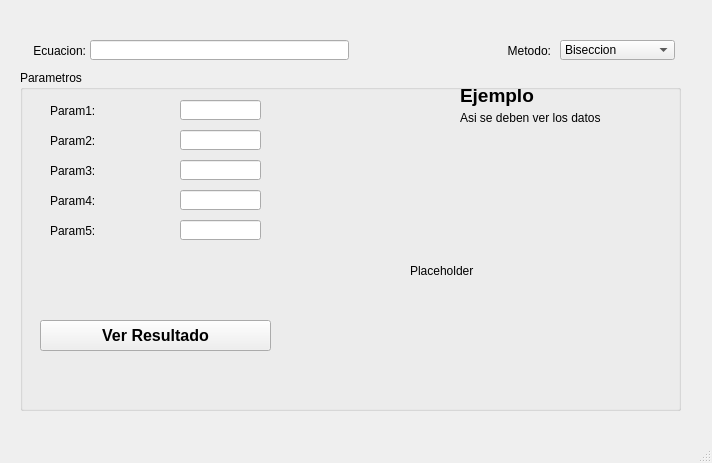
jimmybanegas/ProyectoMetodosNumericos, file ProyectoMetodosNumericos/Ventanas/Input.ui: the form before one commit.
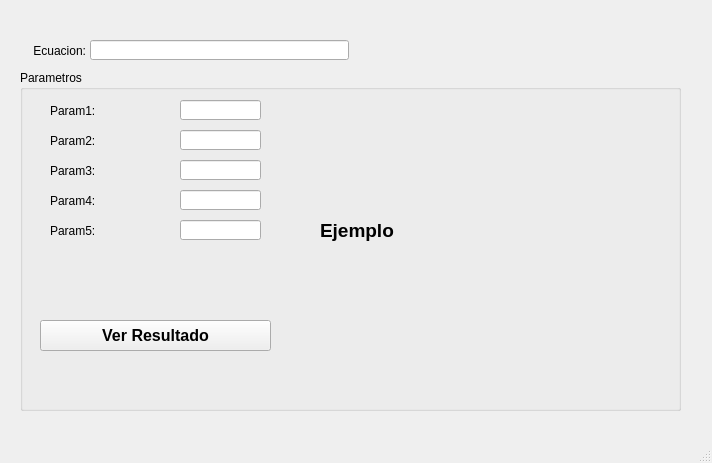
The form after the commit.

Commit message: Actualizacion de la ventana loging con parametros de envio y la pantalla input

Patch:
```diff
--- a/ProyectoMetodosNumericos/Ventanas/Input.ui
+++ b/ProyectoMetodosNumericos/Ventanas/Input.ui
@@ -24,46 +24,6 @@
      </rect>
     </property>
    </widget>
-   <widget class="QComboBox" name="cboMethod">
-    <property name="geometry">
-     <rect>
-      <x>560</x>
-      <y>40</y>
-      <width>115</width>
-      <height>20</height>
-     </rect>
-    </property>
-    <item>
-     <property name="text">
-      <string>Biseccion</string>
-     </property>
-    </item>
-    <item>
-     <property name="text">
-      <string>Iteracion de punto fijo</string>
-     </property>
-    </item>
-    <item>
-     <property name="text">
-      <string>Newton</string>
-     </property>
-    </item>
-    <item>
-     <property name="text">
-      <string>Secante</string>
-     </property>
-    </item>
-    <item>
-     <property name="text">
-      <string>Posicion Falsa</string>
-     </property>
-    </item>
-    <item>
-     <property name="text">
-      <string>Muller</string>
-     </property>
-    </item>
-   </widget>
    <widget class="QLabel" name="label">
     <property name="geometry">
      <rect>
@@ -80,22 +40,6 @@
      <set>Qt::AlignRight|Qt::AlignTrailing|Qt::AlignVCenter</set>
     </property>
    </widget>
-   <widget class="QLabel" name="label_2">
-    <property name="geometry">
-     <rect>
-      <x>490</x>
-      <y>40</y>
-      <width>61</width>
-      <height>21</height>
-     </rect>
-    </property>
-    <property name="text">
-     <string>Metodo:</string>
-    </property>
-    <property name="alignment">
-     <set>Qt::AlignRight|Qt::AlignTrailing|Qt::AlignVCenter</set>
-    </property>
-   </widget>
    <widget class="QGroupBox" name="groupParameters">
     <property name="geometry">
      <rect>
@@ -246,10 +190,10 @@
     <widget class="QLabel" name="lbEjemplo">
      <property name="geometry">
       <rect>
-       <x>440</x>
+       <x>300</x>
        <y>10</y>
-       <width>91</width>
-       <height>31</height>
+       <width>321</width>
+       <height>301</height>
       </rect>
      </property>
      <property name="font">
@@ -263,32 +207,6 @@
       <string>Ejemplo</string>
      </property>
     </widget>
-    <widget class="QLabel" name="label_3">
-     <property name="geometry">
-      <rect>
-       <x>440</x>
-       <y>40</y>
-       <width>201</width>
-       <height>16</height>
-      </rect>
-     </property>
-     <property name="text">
-      <string>Asi se deben ver los datos</string>
-     </property>
-    </widget>
-    <widget class="QLabel" name="label_4">
-     <property name="geometry">
-      <rect>
-       <x>390</x>
-       <y>80</y>
-       <width>251</width>
-       <height>241</height>
-      </rect>
-     </property>
-     <property name="text">
-      <string>Placeholder</string>
-     </property>
-    </widget>
    </widget>
   </widget>
   <widget class="QMenuBar" name="menubar">
```
Left out of the diff: 2 changed lines with no effect on the pictures. The commit also changes 3 other files.
